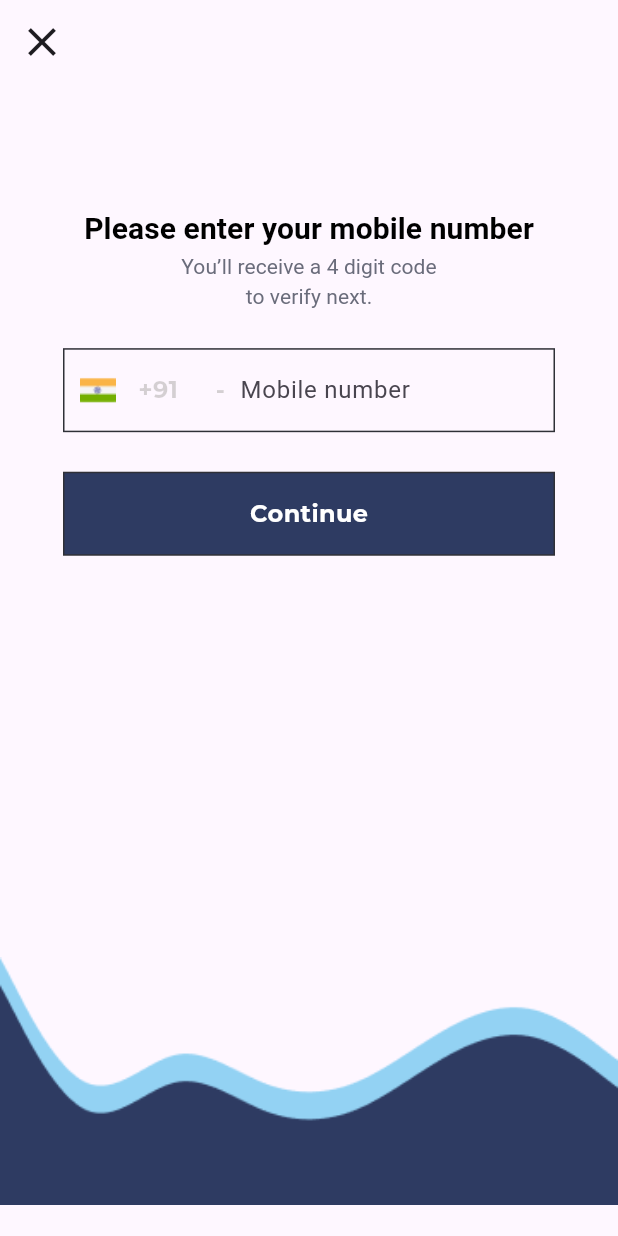
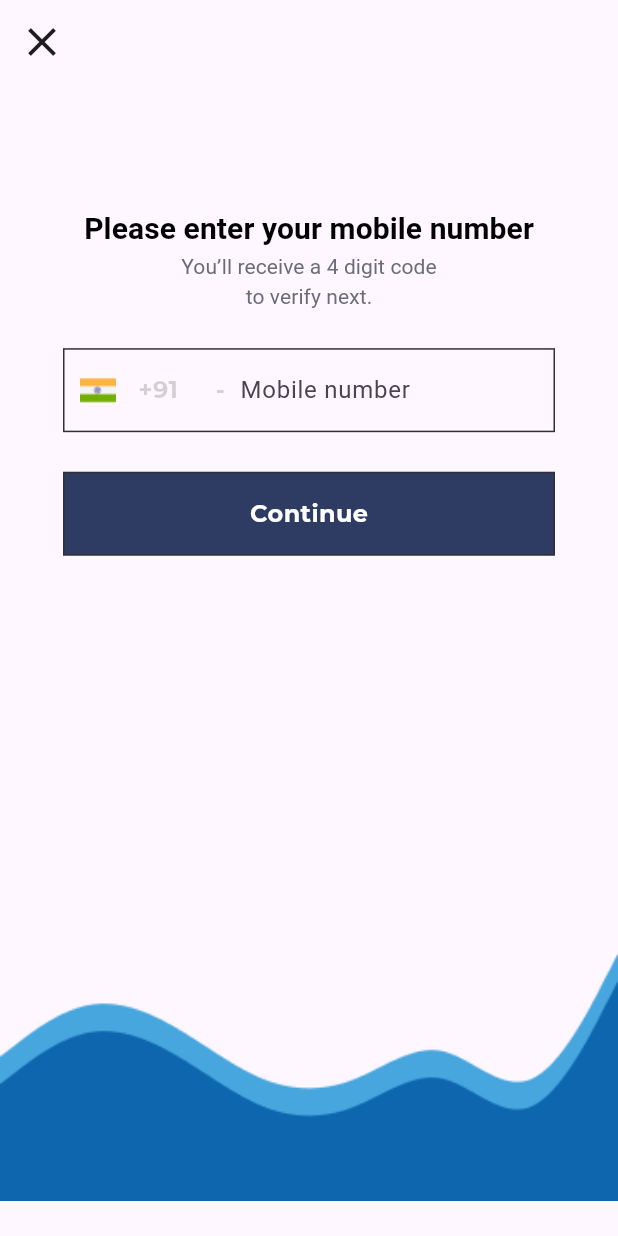
Before and after one commit to Poonamsh06/assignment1, a Flutter app: the PhonePage screen opened directly, on a phone screen of 412 x 824 dp. Run offline on Flutter 3.47's test engine with Material 3 defaults, Android fonts, the phone set to English and light mode, and no system bars; our stand-ins replace firebase_auth, firebase_core, get, sms_autofill; accounts and stored records are empty; project files that could hold a hidden picture were left out.

Commit message:
some changes

```diff
--- a/lib/screens/phone.dart
+++ b/lib/screens/phone.dart
@@ -119,11 +119,11 @@ class _PhonePageState extends State<PhonePage> {
                       phoneNumber: phoneNumber);
                 }),
             SizedBox(
-              height: MediaQuery.of(context).size.height * 0.325,
+              height: MediaQuery.of(context).size.height * 0.322,
             ),
             Image.asset(
+              'assets/images/p4.png',
               width: screenWidth,
-              'assets/images/p3.png',
               fit: BoxFit.fill,
             ),
           ],
```
